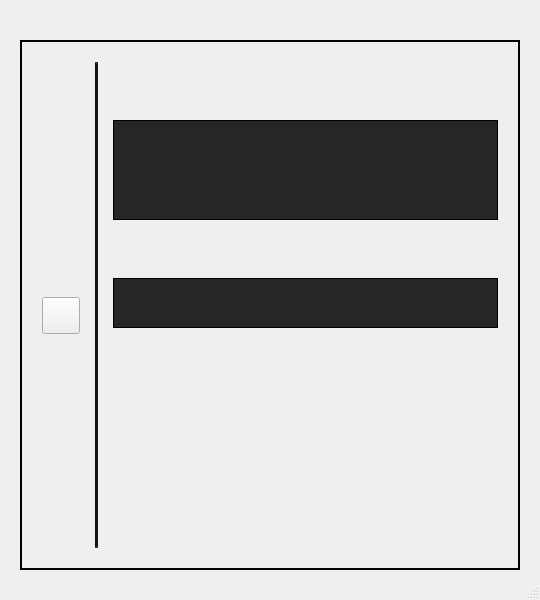
This is CLOVise/PLM/Inbound/Print/PLMPrintSearch.ui in Rishabhk01/CLOVise_CLO6_CentricPLM_R3 as Qt 5 draws it before an edit. The edited form follows.
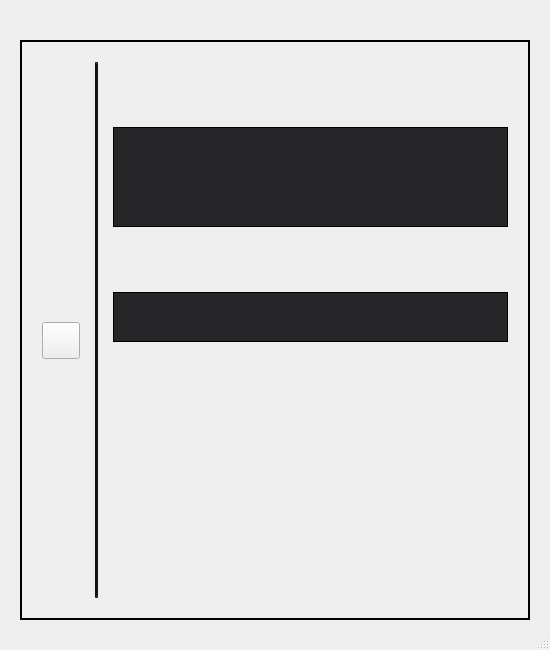
This is the edited form. Custom widgets are drawn as their Qt base class.

```diff
--- a/CLOVise/PLM/Inbound/Print/PLMPrintSearch.ui
+++ b/CLOVise/PLM/Inbound/Print/PLMPrintSearch.ui
@@ -6,8 +6,8 @@
    <rect>
     <x>0</x>
     <y>0</y>
-    <width>540</width>
-    <height>600</height>
+    <width>550</width>
+    <height>650</height>
    </rect>
   </property>
   <property name="windowTitle">
```
